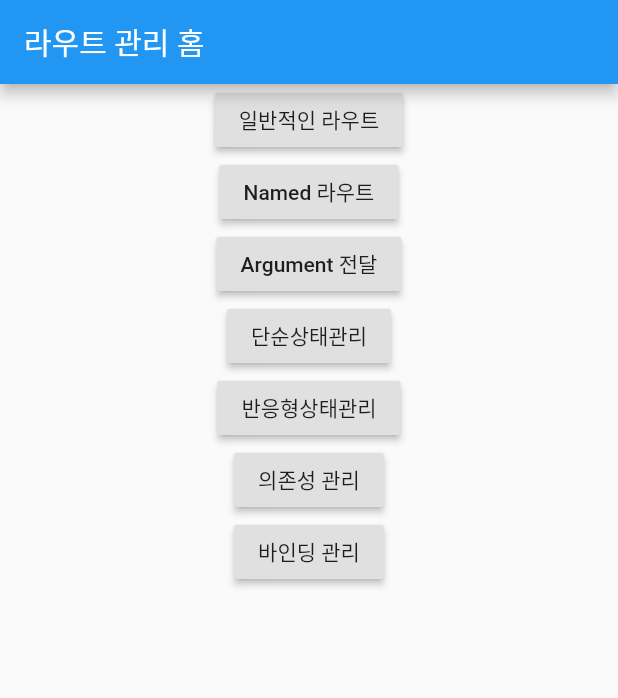
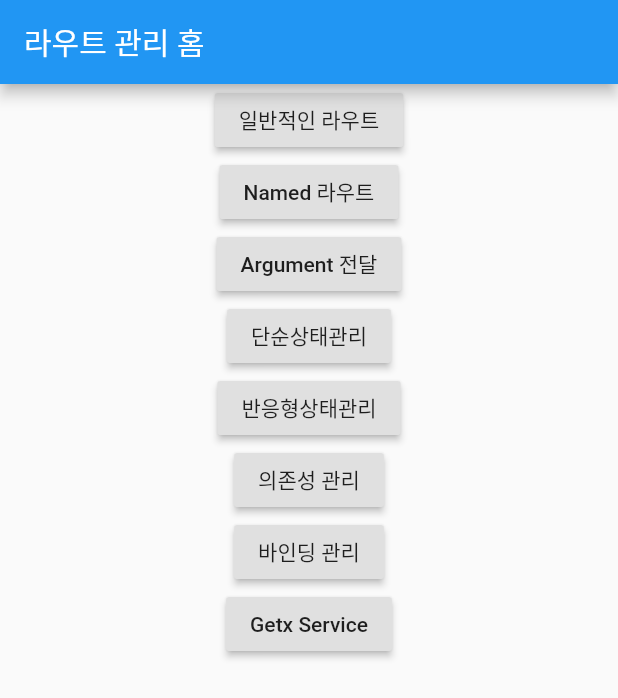
Before and after one commit to hunderboy/Flutter_GetX, a Flutter app: the screen it shows after launch, on a phone screen of 412 x 824 dp. Shown: the top 698 px of the screen. Run offline on Flutter 3.47's test engine with Material 2 defaults, Android fonts, the phone set to English and light mode, and no system bars; our stand-ins replace get.

Commit message:
getService 적용 (페이지에서 사용되지 않아도 데이터 계속 유지. 대신 앱이 종료되면 데이터 초기화)

```diff
--- a/lib/main.dart
+++ b/lib/main.dart
@@ -1,9 +1,8 @@
 import 'package:flutter/material.dart';
 import 'package:get/get.dart';
 import 'package:getx_example/src/home.dart';
-
+import 'package:getx_example/src/pages/getx_service_widget.dart';
 import 'src/binding/binding_page.dart';
-import 'src/controller/count_controller_with_getx.dart';
 import 'src/pages/binding.dart';
 import 'src/pages/named/first.dart';
 import 'src/pages/named/second.dart';
@@ -52,6 +51,11 @@ class MyApp extends StatelessWidget {
             page: () => BindingPage(),
             binding: BindingPageBinding(),
             transition: Transition.zoom),
+        GetPage(
+            name: "/getService",
+            page: () => GetxServiceWidget(),
+            binding: BindingPageBinding(),
+            transition: Transition.zoom),
       ],
     );
   }
--- a/lib/src/home.dart
+++ b/lib/src/home.dart
@@ -63,6 +63,12 @@ class Home extends StatelessWidget {
                 Get.toNamed("/binding");
               },
             ),
+            RaisedButton(
+              child: Text("Getx Service"),
+              onPressed: () {
+                Get.toNamed("/getService");
+              },
+            ),
           ],
         ),
       ),
```
Also changed, not shown: lib/src/pages/getx_service_widget.dart (added, +46 -0 lines), lib/src/service/get_service_test.dart (added, +11 -0 lines).
